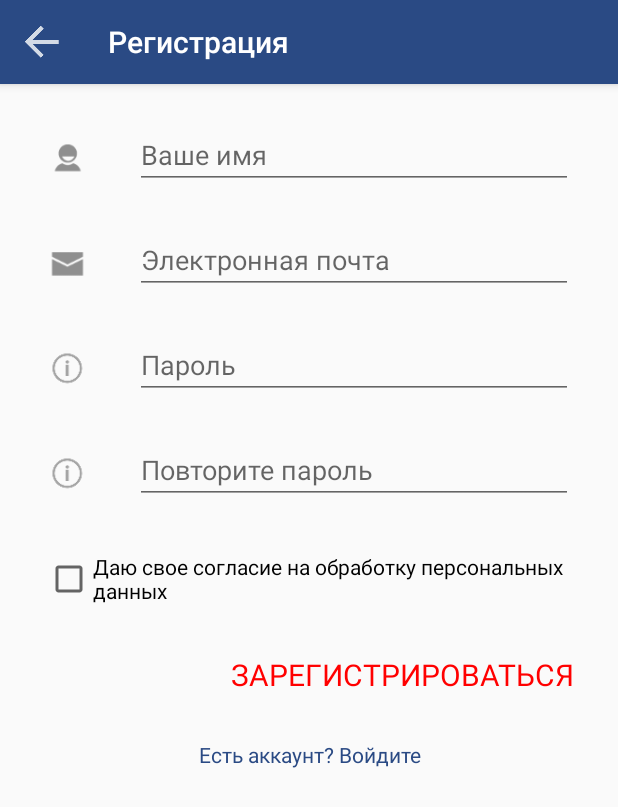
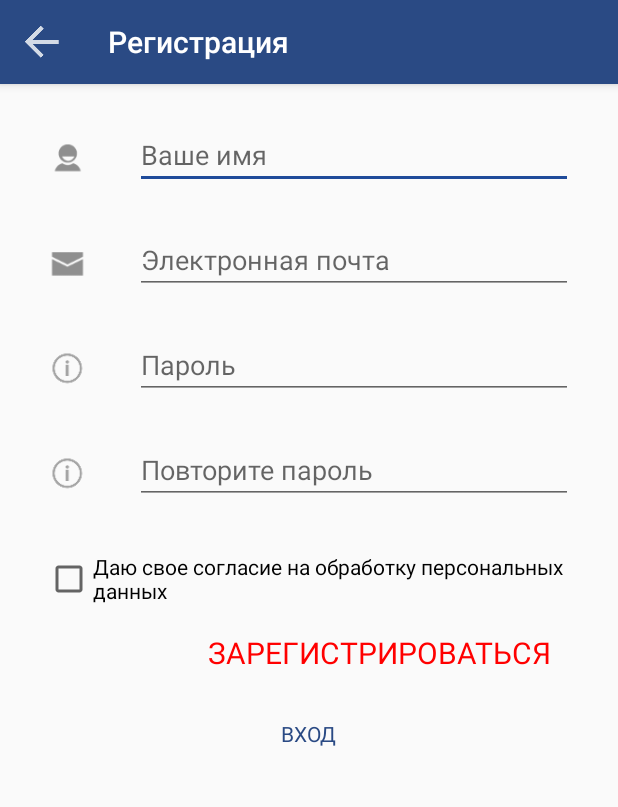
Before and after one commit to BlindSheep/Hello, an Android app: the RegistrationActivity screen opened directly, with no data from a screen before it, on a phone screen of 412 x 824 dp. Shown: the top 807 px of the screen. Run offline under Robolectric (Android 15) with nearby library versions, the phone set to English and light mode, and no system bars; our stand-ins replace Volley.

Commit message:
*Перезалив проекта полный

```diff
--- a/app/src/main/res/layout/activity_registration.xml
+++ b/app/src/main/res/layout/activity_registration.xml
@@ -1,13 +1,20 @@
 <?xml version="1.0" encoding="utf-8"?>
-<RelativeLayout xmlns:android="http://schemas.android.com/apk/res/android"
+<ScrollView xmlns:android="http://schemas.android.com/apk/res/android"
     xmlns:app="http://schemas.android.com/apk/res-auto"
     xmlns:tools="http://schemas.android.com/tools"
+    android:focusable="true"
+    android:focusableInTouchMode="true"
+    android:scrollIndicators="none"
+    android:scrollbarAlwaysDrawVerticalTrack="false"
+    android:scrollbars="none"
     android:layout_width="match_parent"
     android:layout_height="match_parent"
-    android:layout_margin="30dp"
-    android:focusable="true"
-    android:focusableInTouchMode="true"
     tools:context="com.httpso_hello.hello.activity.RegistrationActivity">
+
+    <RelativeLayout
+        android:layout_margin="30dp"
+        android:layout_width="match_parent"
+        android:layout_height="match_parent">
 
     <LinearLayout
         android:layout_width="match_parent"
@@ -117,19 +124,19 @@
         android:layout_width="match_parent"
         android:layout_height="wrap_content"
         android:textSize="20dp"
-        android:layout_marginTop="30dp"
+        android:padding="15dp"
         android:textColor="@color/main_red_color_hello"
         android:gravity="end"
         android:text="ЗАРЕГИСТРИРОВАТЬСЯ"/>
 
     <TextView
         android:id="@+id/btnLinkToEnter"
-        android:layout_width="match_parent"
+        android:layout_width="wrap_content"
         android:layout_height="wrap_content"
-        android:layout_marginTop="30dp"
-        android:gravity="center"
+        android:padding="15dp"
+        android:layout_gravity="center"
         android:textColor="@color/main_blue_color_hello"
-        android:text="Есть аккаунт? Войдите"/>
+        android:text="ВХОД"/>
 
     </LinearLayout>
 
@@ -140,4 +147,6 @@
         android:layout_height="wrap_content"
         android:layout_centerInParent="true" />
 
-</RelativeLayout>
+    </RelativeLayout>
+
+</ScrollView>
```
Also changed, not shown: app/src/main/res/layout/activity_main_content.xml (+7 -7 lines).
